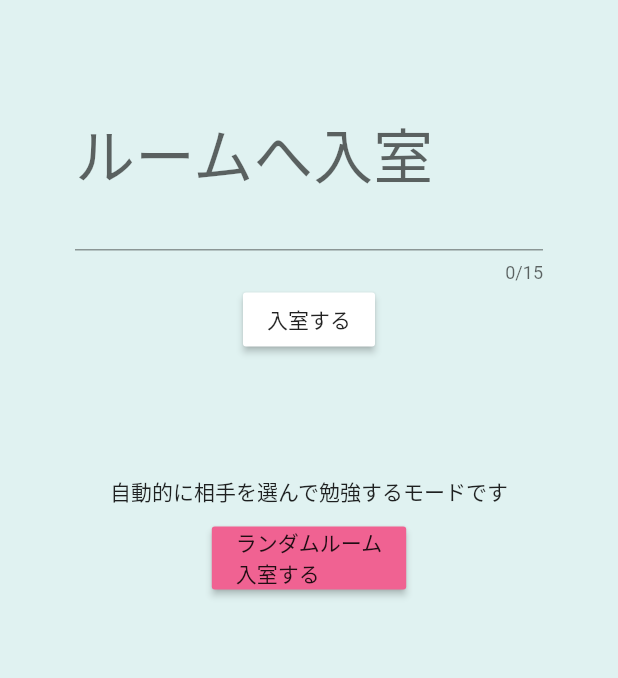
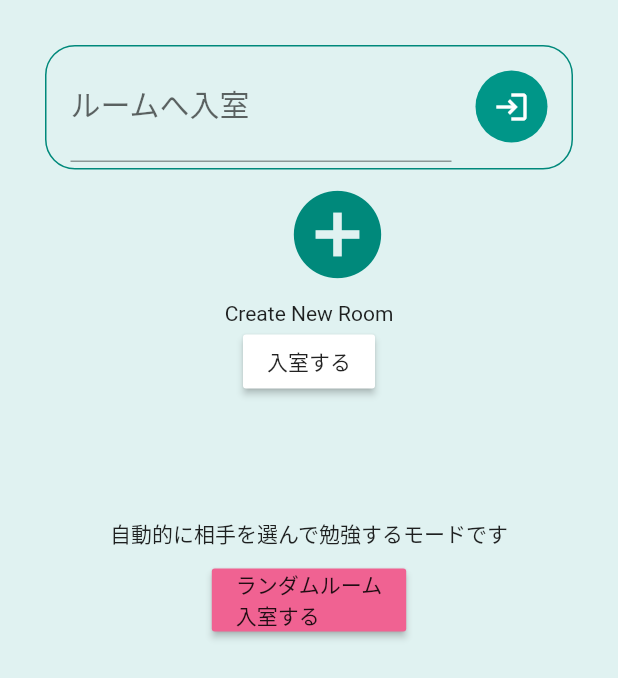
Before and after one commit to onima-t/Benesse_Hackathon_submit, a Flutter app: the screen it shows after launch, on a phone screen of 412 x 824 dp. Shown: the top 678 px of the screen. Run offline on Flutter 3.47's test engine with Material 2 defaults, Android fonts, the phone set to English and light mode, and no system bars.

Commit message:
Good Morning! I changed some UI.

```diff
--- a/lib/HomePage.dart
+++ b/lib/HomePage.dart
@@ -9,7 +9,6 @@ class HomePage extends StatefulWidget {
 }
 
 class _HomePageState extends State<HomePage> {
-
   @override
   Widget build(BuildContext context) {
     return Scaffold(
@@ -21,15 +20,12 @@ class _HomePageState extends State<HomePage> {
   }
 }
 
-
-
 class ChangeForm extends StatefulWidget {
   @override
   _ChangeFormState createState() => _ChangeFormState();
 }
 
 class _ChangeFormState extends State<ChangeForm> {
-
   String _text = '';
 
   void _handleText(String e) {
@@ -39,30 +35,74 @@ class _ChangeFormState extends State<ChangeForm> {
   }
 
   Widget build(BuildContext context) {
-    return Container(
-        padding: const EdgeInsets.all(50.0),
+    return SafeArea(
+      child: Container(
+          padding: const EdgeInsets.all(30.0),
           child: Column(
             children: <Widget>[
-            new TextField(
+              Container(
+                decoration: new BoxDecoration(
+                  border: Border.all(color: ABColor),
+                  borderRadius: BorderRadius.circular(20),
+                ),
+                child: ListTile(
+                  trailing: Ink(
+                    decoration: const ShapeDecoration(
+                      color: Colors.teal,
+                      shape: CircleBorder(),
+                    ),
+                    child: IconButton(
+                      onPressed: () {
+                        Navigator.push(
+                          context,
+                          MaterialPageRoute(builder: (context) => NextPage()),
+                        );
+                      },
+                      icon: Icon(Icons.login,
+                      color: Colors.white,),
+                    ),
+                  ),
+                  title: new TextField(
                     enabled: true,
                     // 入力数
-              maxLength: 15,
                     maxLengthEnforced: false,
-              style: TextStyle(color: ABColor,
-                  fontSize: 40.0,
-                  fontWeight: FontWeight.w500
-              ),
+                    style: TextStyle(
+                        color: ABColor,
+                        fontSize: 20.0,
+                        fontWeight: FontWeight.w500),
                     obscureText: false,
-              maxLines:1 ,
-              inputFormatters: <TextInputFormatter> [
+                    maxLines: 1,
+                    inputFormatters: <TextInputFormatter>[
                       WhitelistingTextInputFormatter.digitsOnly,
                     ],
                     decoration: const InputDecoration(
                         hintText: '番号を入力',
+                        hintStyle: TextStyle(fontSize: 20),
                         labelText: 'ルームへ入室',
+                        labelStyle: TextStyle(fontSize: 20)),
                   ),
-              //パスワード
-              onChanged: _handleText,
+                ),
+              ),
+              Center(
+                child: Column(
+                  children: [
+                    IconButton(
+                      onPressed: () {
+                        Navigator.push(
+                          context,
+                          MaterialPageRoute(builder: (context) => NextPage()),
+                        );
+                      },
+                      icon: Icon(Icons.add_circle,
+                        color: ABColor,size: 70
+                        ,),
+                    ),
+                    SizedBox(
+                      height:40
+                    ),
+                    Text('Create New Room')
+                  ],
+                ),
               ),
               RaisedButton(
                 child: const Text('入室する'),
@@ -71,9 +111,7 @@ class _ChangeFormState extends State<ChangeForm> {
                   print('jisyuu!');
                   Navigator.push(
                     context,
-                  MaterialPageRoute(
-                      builder: (context) => NextPage()
-                  ),
+                    MaterialPageRoute(builder: (context) => NextPage()),
                   );
                 },
                 highlightElevation: 16,
@@ -96,7 +134,7 @@ class _ChangeFormState extends State<ChangeForm> {
                 onHighlightChanged: (value) {},
               ),
             ],
-        )
+          )),
     );
   }
 }
```
Also changed, not shown: lib/Timelinetab.dart (+18 -25 lines). Lines whose indentation alone changed are shown as unchanged.
